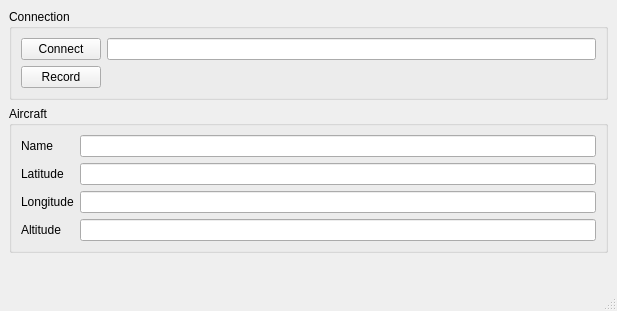
The window that src/MainWindow.ui (till213/SkyDolly) describes before a commit, drawn with Qt 5.
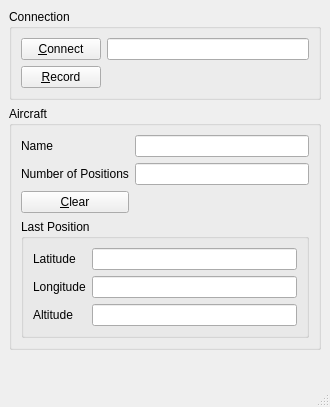
The same window after the commit.

Commit message: Record list of positions.

Patch:
```diff
--- a/src/MainWindow.ui
+++ b/src/MainWindow.ui
@@ -6,16 +6,16 @@
    <rect>
     <x>0</x>
     <y>0</y>
-    <width>617</width>
-    <height>311</height>
+    <width>330</width>
+    <height>407</height>
    </rect>
   </property>
   <property name="windowTitle">
    <string>MainWindow</string>
   </property>
   <widget class="QWidget" name="centralwidget">
-   <layout class="QVBoxLayout" name="verticalLayout">
-    <item>
+   <layout class="QGridLayout" name="gridLayout_3">
+    <item row="0" column="0">
      <widget class="QGroupBox" name="groupBox">
       <property name="title">
        <string>Connection</string>
@@ -26,7 +26,7 @@
          <item row="0" column="0">
           <widget class="QPushButton" name="connectionPushButton">
            <property name="text">
-            <string>Connect</string>
+            <string>&amp;Connect</string>
            </property>
           </widget>
          </item>
@@ -43,7 +43,7 @@
          <item row="1" column="0">
           <widget class="QPushButton" name="recordPushButton">
            <property name="text">
-            <string>Record</string>
+            <string>&amp;Record</string>
            </property>
            <property name="checkable">
             <bool>true</bool>
@@ -55,12 +55,22 @@
       </layout>
      </widget>
     </item>
-    <item>
+    <item row="1" column="0">
      <widget class="QGroupBox" name="groupBox_2">
       <property name="title">
        <string>Aircraft</string>
       </property>
-      <layout class="QGridLayout" name="gridLayout">
+      <layout class="QGridLayout" name="gridLayout_2">
+       <item row="2" column="1">
+        <widget class="QLineEdit" name="nofPositionsLineEdit"/>
+       </item>
+       <item row="2" column="0">
+        <widget class="QLabel" name="label_5">
+         <property name="text">
+          <string>Number of Positions</string>
+         </property>
+        </widget>
+       </item>
        <item row="0" column="0">
         <widget class="QLabel" name="label_4">
          <property name="text">
@@ -68,49 +78,48 @@
          </property>
         </widget>
        </item>
-       <item row="0" column="1">
-        <widget class="QLineEdit" name="nameLineEdit">
-         <property name="readOnly">
-          <bool>true</bool>
+       <item row="4" column="0" colspan="2">
+        <widget class="QGroupBox" name="groupBox_3">
+         <property name="title">
+          <string>Last Position</string>
          </property>
-        </widget>
-       </item>
-       <item row="1" column="0">
+         <layout class="QGridLayout" name="gridLayout">
+          <item row="0" column="0">
         <widget class="QLabel" name="label">
          <property name="text">
           <string>Latitude</string>
          </property>
         </widget>
        </item>
-       <item row="1" column="1">
+          <item row="0" column="1">
         <widget class="QLineEdit" name="latitudeLineEdit">
          <property name="readOnly">
           <bool>true</bool>
          </property>
         </widget>
        </item>
-       <item row="2" column="0">
+          <item row="1" column="0">
         <widget class="QLabel" name="label_2">
          <property name="text">
           <string>Longitude</string>
          </property>
         </widget>
        </item>
-       <item row="2" column="1">
+          <item row="1" column="1">
         <widget class="QLineEdit" name="longitudeLineEdit">
          <property name="readOnly">
           <bool>true</bool>
          </property>
         </widget>
        </item>
-       <item row="3" column="0">
+          <item row="2" column="0">
         <widget class="QLabel" name="label_3">
          <property name="text">
           <string>Altitude</string>
          </property>
         </widget>
        </item>
-       <item row="3" column="1">
+          <item row="2" column="1">
         <widget class="QLineEdit" name="altitudeLineEdit">
          <property name="readOnly">
           <bool>true</bool>
@@ -120,7 +129,24 @@
       </layout>
      </widget>
     </item>
-    <item>
+       <item row="0" column="1">
+        <widget class="QLineEdit" name="nameLineEdit">
+         <property name="readOnly">
+          <bool>true</bool>
+         </property>
+        </widget>
+       </item>
+       <item row="3" column="0">
+        <widget class="QPushButton" name="clearPushButton">
+         <property name="text">
+          <string>&amp;Clear</string>
+         </property>
+        </widget>
+       </item>
+      </layout>
+     </widget>
+    </item>
+    <item row="2" column="0">
      <spacer name="verticalSpacer">
       <property name="orientation">
        <enum>Qt::Vertical</enum>
```
Left out of the diff: 2 changed lines with no effect on the pictures. Lines whose indentation alone changed are shown as unchanged. The commit also changes 9 other files.
